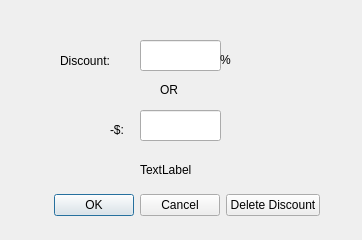
The window that new_start/UI_File/Discount.ui (maximustann/Bing_project) describes before a commit, drawn with Qt 5.
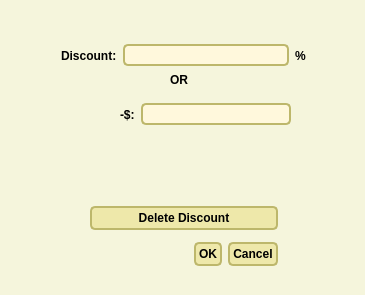
The same window after the commit.

The edit to the form file:
```diff
--- a/new_start/UI_File/Discount.ui
+++ b/new_start/UI_File/Discount.ui
@@ -6,108 +6,168 @@
    <rect>
     <x>0</x>
     <y>0</y>
-    <width>362</width>
-    <height>240</height>
+    <width>365</width>
+    <height>295</height>
    </rect>
   </property>
   <property name="windowTitle">
    <string>Discount</string>
   </property>
-  <widget class="QLineEdit" name="lineEdit">
-   <property name="geometry">
-    <rect>
-     <x>140</x>
-     <y>40</y>
-     <width>81</width>
-     <height>31</height>
-    </rect>
-   </property>
-  </widget>
-  <widget class="QLabel" name="label">
-   <property name="geometry">
-    <rect>
-     <x>60</x>
-     <y>50</y>
-     <width>81</width>
-     <height>21</height>
-    </rect>
-   </property>
-   <property name="text">
-    <string>Discount:</string>
-   </property>
-  </widget>
-  <widget class="QLabel" name="label_2">
-   <property name="geometry">
-    <rect>
-     <x>220</x>
-     <y>50</y>
-     <width>71</width>
-     <height>19</height>
-    </rect>
-   </property>
-   <property name="text">
-    <string>%</string>
-   </property>
-  </widget>
+  <property name="styleSheet">
+   <string notr="true">#Dialog {
+   background-color: beige;
+}
+
+/* Nice Windows-XP-style password character. */
+QLineEdit[echoMode=&quot;2&quot;] {
+    lineedit-password-character: 9679;
+}
+
+/* We provide a min-width and min-height for push buttons
+   so that they look elegant regardless of the width of the text. */
+QPushButton {
+    background-color: palegoldenrod;
+    border-width: 2px;
+    border-color: darkkhaki;
+    border-style: solid;
+    border-radius: 5;
+    padding: 3px;
+    min-width: 9ex;
+    min-height: 2.5ex;
+}
+
+QPushButton:hover {
+   background-color: khaki;
+}
+
+/* Increase the padding, so the text is shifted when the button is
+   pressed. */
+QPushButton:pressed {
+    padding-left: 5px;
+    padding-top: 5px;
+    background-color: #d0d67c;
+}
+
+QLabel, QAbstractButton {
+    font: bold;
+}
+
+/* Mark mandatory fields with a brownish color. */
+.mandatory {
+    color: brown;
+}
+
+/* Bold text on status bar looks awful. */
+QStatusBar QLabel {
+   font: normal;
+}
+
+QStatusBar::item {
+    border-width: 1;
+    border-color: darkkhaki;
+    border-style: solid;
+    border-radius: 2;
+}
+
+QComboBox, QLineEdit, QSpinBox, QTextEdit, QListView {
+    background-color: cornsilk;
+    selection-color: #0a214c; 
+    selection-background-color: #C19A6B;
+}
+
+QListView {
+    show-decoration-selected: 1;
+}
+
+QListView::item:hover {
+    background-color: wheat;
+}
+
+/* We reserve 1 pixel space in padding. When we get the focus,
+   we kill the padding and enlarge the border. This makes the items
+   glow. */
+QLineEdit, QFrame {
+    border-width: 2px;
+    padding: 1px;
+    border-style: solid;
+    border-color: darkkhaki;
+    border-radius: 5px;
+}
+
+/* As mentioned above, eliminate the padding and increase the border. */
+QLineEdit:focus, QFrame:focus {
+    border-width: 3px;
+    padding: 0px;
+}
+
+/* A QLabel is a QFrame ... */
+QLabel {
+    border: none;
+    padding: 0;
+    background: none;
+}
+
+/* A QToolTip is a QLabel ... */
+QToolTip {
+    border: 2px solid darkkhaki;
+    padding: 5px;
+    border-radius: 3px;
+    opacity: 200;
+}
+
+/* Nice to have the background color change when hovered. */
+QRadioButton:hover, QCheckBox:hover {
+    background-color: wheat;
+}
+
+/* Force the dialog's buttons to follow the Windows guidelines. */
+QDialogButtonBox {
+    button-layout: 0;
+}</string>
+  </property>
   <widget class="QLabel" name="label_3">
    <property name="geometry">
     <rect>
-     <x>160</x>
-     <y>80</y>
-     <width>71</width>
-     <height>19</height>
+     <x>170</x>
+     <y>70</y>
+     <width>24</width>
+     <height>20</height>
     </rect>
    </property>
    <property name="text">
     <string>OR</string>
    </property>
   </widget>
-  <widget class="QLineEdit" name="lineEdit_2">
-   <property name="geometry">
-    <rect>
-     <x>140</x>
-     <y>110</y>
-     <width>81</width>
-     <height>31</height>
-    </rect>
-   </property>
-  </widget>
-  <widget class="QLabel" name="label_4">
-   <property name="geometry">
-    <rect>
-     <x>110</x>
-     <y>120</y>
-     <width>71</width>
-     <height>19</height>
-    </rect>
-   </property>
-   <property name="text">
-    <string>-$:</string>
-   </property>
-  </widget>
   <widget class="QLabel" name="label_5">
    <property name="geometry">
     <rect>
-     <x>140</x>
+     <x>90</x>
      <y>160</y>
-     <width>71</width>
-     <height>19</height>
+     <width>191</width>
+     <height>20</height>
     </rect>
    </property>
    <property name="text">
-    <string>TextLabel</string>
+    <string/>
    </property>
   </widget>
   <widget class="QWidget" name="">
    <property name="geometry">
     <rect>
-     <x>40</x>
-     <y>190</y>
-     <width>280</width>
-     <height>30</height>
+     <x>90</x>
+     <y>200</y>
+     <width>188</width>
+     <height>72</height>
     </rect>
    </property>
-   <layout class="QHBoxLayout" name="horizontalLayout">
+   <layout class="QVBoxLayout" name="verticalLayout">
+    <item>
+     <widget class="QPushButton" name="pushButton">
+      <property name="text">
+       <string>Delete Discount</string>
+      </property>
+     </widget>
+    </item>
     <item>
      <widget class="QDialogButtonBox" name="buttonBox">
       <property name="orientation">
@@ -118,10 +178,54 @@
       </property>
      </widget>
     </item>
+   </layout>
+  </widget>
+  <widget class="QWidget" name="">
+   <property name="geometry">
+    <rect>
+     <x>120</x>
+     <y>100</y>
+     <width>171</width>
+     <height>29</height>
+    </rect>
+   </property>
+   <layout class="QHBoxLayout" name="horizontalLayout_2">
     <item>
-     <widget class="QPushButton" name="pushButton">
+     <widget class="QLabel" name="label_4">
       <property name="text">
-       <string>Delete Discount</string>
+       <string>-$:</string>
+      </property>
+     </widget>
+    </item>
+    <item>
+     <widget class="QLineEdit" name="lineEdit_2"/>
+    </item>
+   </layout>
+  </widget>
+  <widget class="QWidget" name="">
+   <property name="geometry">
+    <rect>
+     <x>61</x>
+     <y>41</y>
+     <width>245</width>
+     <height>29</height>
+    </rect>
+   </property>
+   <layout class="QHBoxLayout" name="horizontalLayout">
+    <item>
+     <widget class="QLabel" name="label">
+      <property name="text">
+       <string>Discount:</string>
+      </property>
+     </widget>
+    </item>
+    <item>
+     <widget class="QLineEdit" name="lineEdit"/>
+    </item>
+    <item>
+     <widget class="QLabel" name="label_2">
+      <property name="text">
+       <string>%</string>
       </property>
      </widget>
     </item>
```
